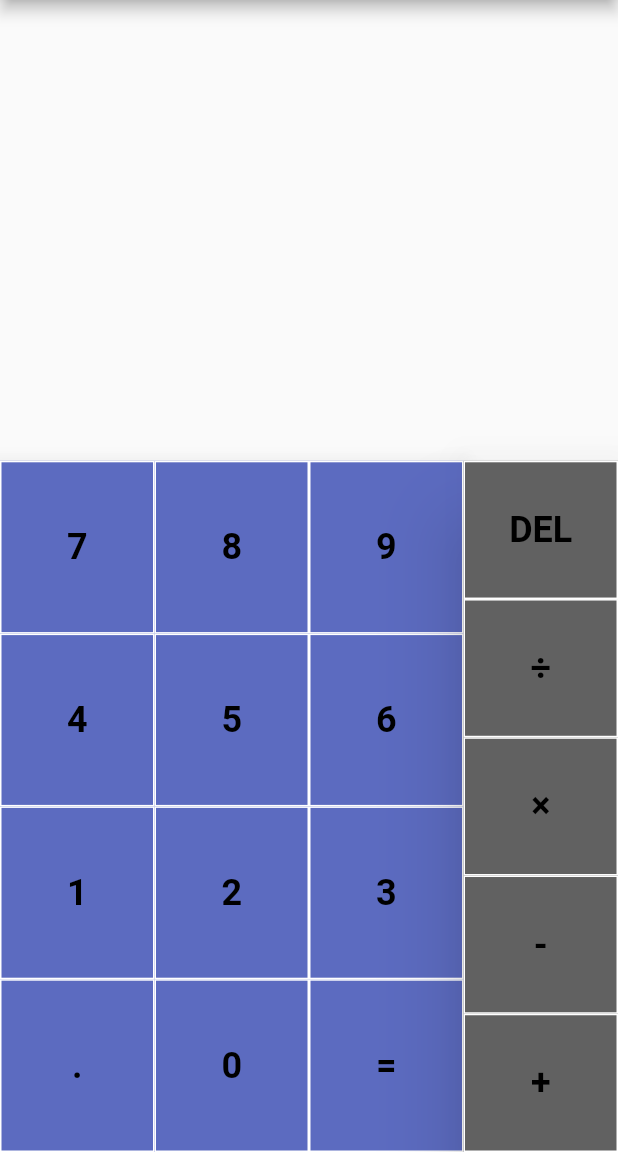
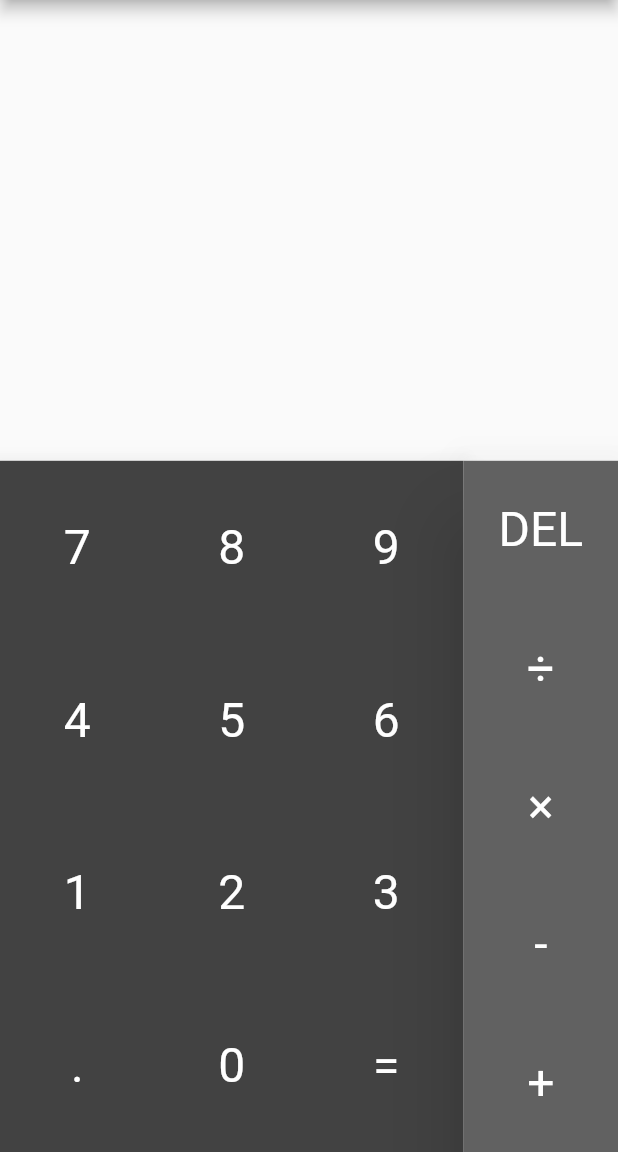
Before and after one commit to MitchRudominer/flutter-projects, a Flutter app: the screen it shows after launch, on a phone screen of 412 x 824 dp, the part 84-1236 px from its top. Run offline on Flutter 3.47's test engine with Material 2 defaults, Android fonts, the phone set to English and light mode, and no system bars.

Commit message:
New styling for calculator.

```diff
--- a/calculator/lib/main.dart
+++ b/calculator/lib/main.dart
@@ -176,7 +176,7 @@ class MainKeyPad extends StatelessWidget {
         child: new Material(
             type: MaterialType.canvas,
             elevation: 12,
-            color: Colors.indigo[400],
+            color: Colors.grey[800],
             child: new Column(children: <Widget>[
               new KeyRow(<Widget>[
                 new NumberKey(7, calcState),
@@ -241,15 +241,12 @@ class CalcKey extends StatelessWidget {
   @override
   Widget build(BuildContext context) {
     return new Flexible(child: new Container(
-        decoration:
-            new BoxDecoration(border: new Border.all(color: Colors.white)),
-        child: new InkWell(
+        child: new InkResponse(
             onTap: this.onTap,
             child: new Center(child: new Text(this.text,
                 style: new TextStyle(
-                    color: Colors.black,
-                    fontSize: 24.0,
-                    fontWeight: FontWeight.bold))))));
+                    color: Colors.white,
+                    fontSize: 32.0))))));
   }
 }
 
```
